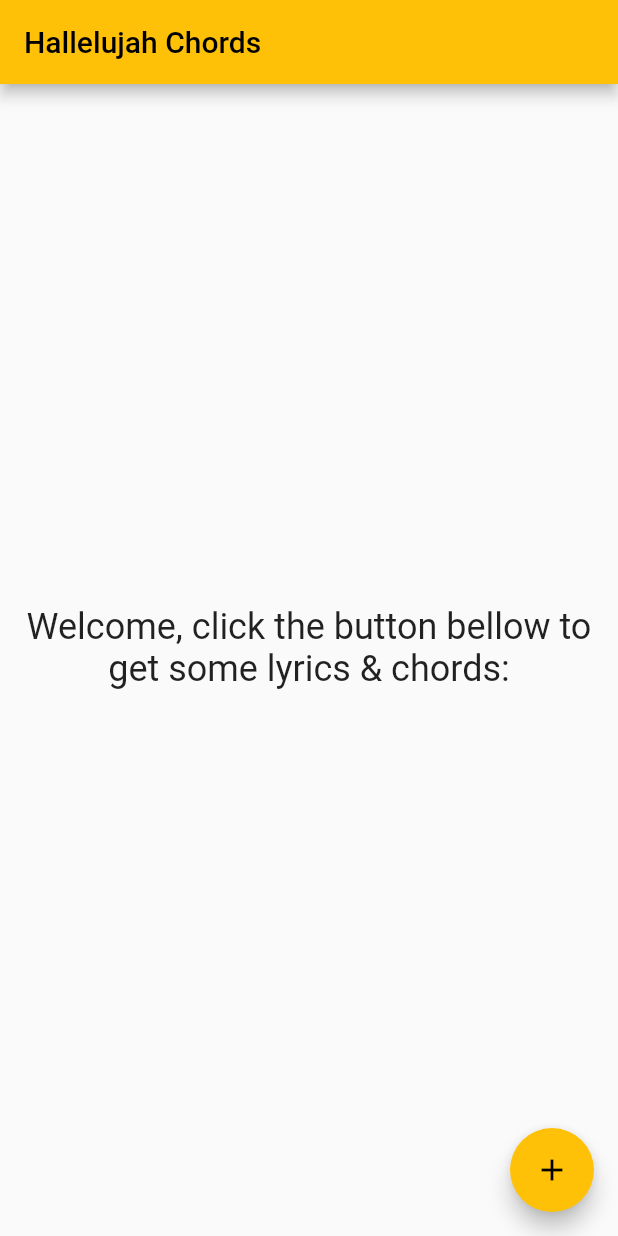
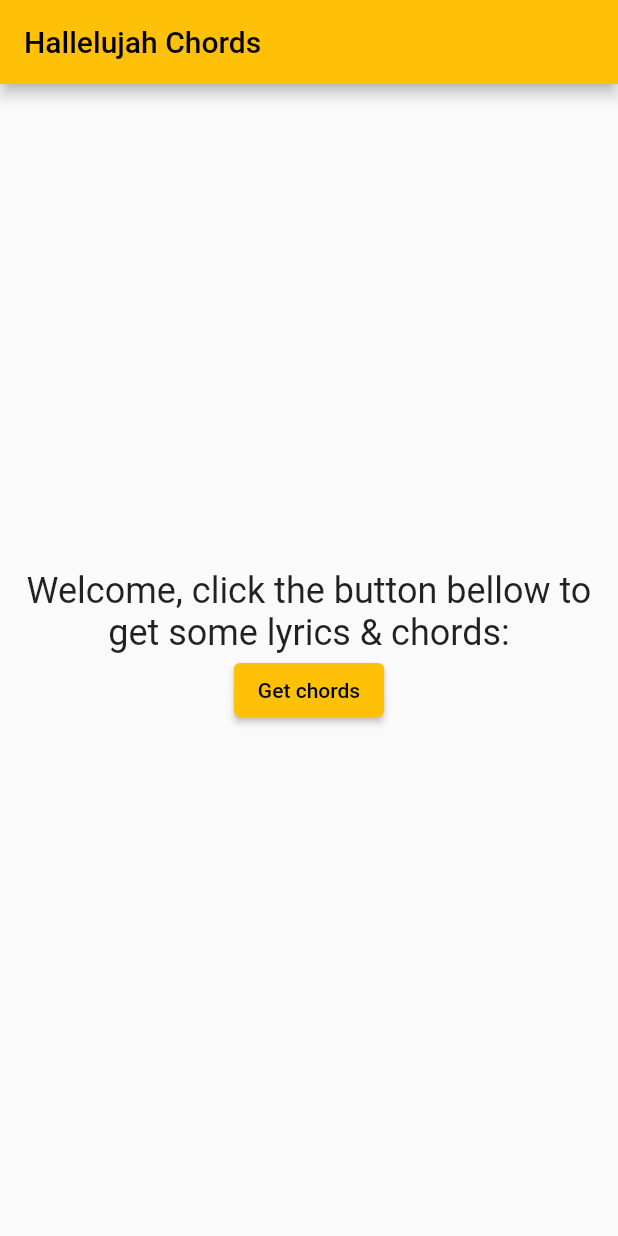
Before and after one commit to Voklen/Chords, a Flutter app: the screen it shows after launch, on a phone screen of 412 x 824 dp. Run offline on Flutter 3.47's test engine with Material 2 defaults, Android fonts, the phone set to English and light mode, and no system bars.

Commit message:
Button elevated instead of floating

```diff
--- a/lib/main.dart
+++ b/lib/main.dart
@@ -79,6 +79,10 @@ class _MyHomePageState extends State<MyHomePage> {
                 style: Theme.of(context).textTheme.headline5,
                 textAlign: TextAlign.center,
               ),
+              ElevatedButton(
+                child: const Text('Get chords'),
+                onPressed: updateChords,
+              ),
               Text(
                 resultantHtml,
                 style: Theme.of(context).textTheme.bodyText2,
@@ -87,11 +91,6 @@ class _MyHomePageState extends State<MyHomePage> {
           ),
         ),
       ),
-      floatingActionButton: FloatingActionButton(
-        onPressed: updateChords,
-        tooltip: 'Increment',
-        child: const Icon(Icons.add),
-      ), // This trailing comma makes auto-formatting nicer for build methods.
     );
   }
 }
```
